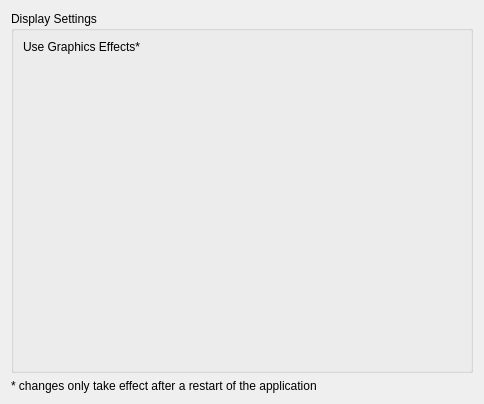
Before: the Qt Designer form cedar/processing/gui/UiSettings.ui in cedar/cedar, drawn with Qt 5.
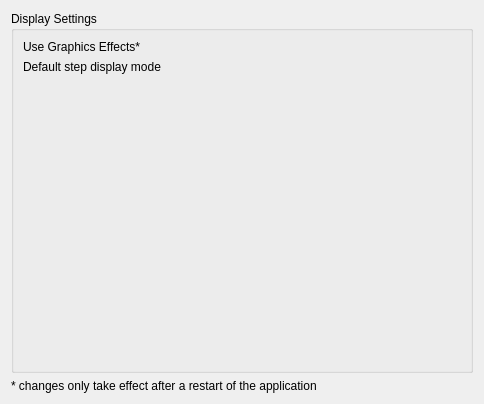
After: the same form once the commit is applied. Custom widgets are drawn as their Qt base class.

Commit message: Added a settings option to choose the default display style for steps in the processing gui (issue #494 in testing).

```diff
--- a/cedar/processing/gui/UiSettings.ui
+++ b/cedar/processing/gui/UiSettings.ui
@@ -33,6 +33,16 @@
       <item row="0" column="1">
        <widget class="cedar::aux::gui::BoolParameter" name="mpUseGraphicsEffectsEdit" native="true"/>
       </item>
+      <item row="1" column="0">
+       <widget class="QLabel" name="label_3">
+        <property name="text">
+         <string>Default step display mode</string>
+        </property>
+       </widget>
+      </item>
+      <item row="1" column="1">
+       <widget class="cedar::aux::gui::EnumParameter" name="mpStepDisplayMode" native="true"/>
+      </item>
      </layout>
     </widget>
    </item>
@@ -46,6 +56,12 @@
   </layout>
  </widget>
  <customwidgets>
+  <customwidget>
+   <class>cedar::aux::gui::EnumParameter</class>
+   <extends>QWidget</extends>
+   <header>cedar/auxiliaries/gui/EnumParameter.h</header>
+   <container>1</container>
+  </customwidget>
   <customwidget>
    <class>cedar::aux::gui::BoolParameter</class>
    <extends>QWidget</extends>
```
The commit also changes 7 other files.
